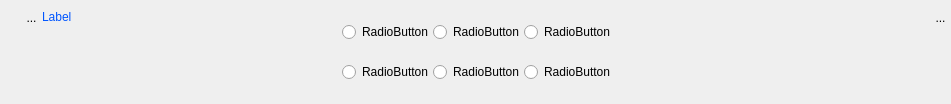
Qt form UiQT4/desWidget4a6RadioButton.ui (SalomePlatform/eficas_tools) before a commit.
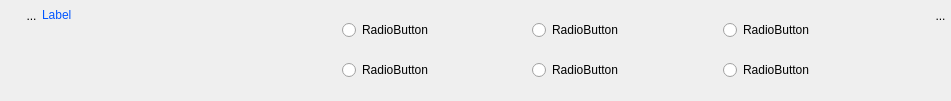
The same form after that commit. Icons and pictures are not drawn. Custom widgets are drawn as their Qt base class.

The edit to the form file:
```diff
--- a/UiQT4/desWidget4a6RadioButton.ui
+++ b/UiQT4/desWidget4a6RadioButton.ui
@@ -7,7 +7,7 @@
     <x>0</x>
     <y>0</y>
     <width>951</width>
-    <height>104</height>
+    <height>101</height>
    </rect>
   </property>
   <property name="sizePolicy">
@@ -31,22 +31,13 @@
   <property name="windowTitle">
    <string>Form</string>
   </property>
-  <layout class="QHBoxLayout" name="horizontalLayout_5">
+  <layout class="QHBoxLayout" name="horizontalLayout_3">
    <property name="spacing">
     <number>0</number>
    </property>
-   <property name="leftMargin">
+   <property name="margin">
     <number>0</number>
    </property>
-   <property name="topMargin">
-    <number>2</number>
-   </property>
-   <property name="rightMargin">
-    <number>0</number>
-   </property>
-   <property name="bottomMargin">
-    <number>2</number>
-   </property>
    <item>
     <layout class="QVBoxLayout" name="verticalLayout_3">
      <item>
@@ -161,59 +152,78 @@
     </layout>
    </item>
    <item>
-    <layout class="QVBoxLayout" name="verticalLayout">
-     <property name="spacing">
-      <number>0</number>
-     </property>
-     <item>
-      <layout class="QHBoxLayout" name="horizontalLayout_3">
-       <item>
+    <layout class="QGridLayout" name="gridLayout">
+     <item row="0" column="0">
         <widget class="QRadioButton" name="radioButton_1">
+       <property name="sizePolicy">
+        <sizepolicy hsizetype="MinimumExpanding" vsizetype="Fixed">
+         <horstretch>0</horstretch>
+         <verstretch>0</verstretch>
+        </sizepolicy>
+       </property>
          <property name="text">
           <string>RadioButton</string>
          </property>
         </widget>
        </item>
-       <item>
+     <item row="0" column="1">
         <widget class="QRadioButton" name="radioButton_2">
+       <property name="sizePolicy">
+        <sizepolicy hsizetype="MinimumExpanding" vsizetype="Fixed">
+         <horstretch>0</horstretch>
+         <verstretch>0</verstretch>
+        </sizepolicy>
+       </property>
          <property name="text">
           <string>RadioButton</string>
          </property>
         </widget>
        </item>
-       <item>
+     <item row="0" column="2">
         <widget class="QRadioButton" name="radioButton_3">
          <property name="text">
           <string>RadioButton</string>
          </property>
         </widget>
        </item>
-      </layout>
-     </item>
-     <item>
-      <layout class="QHBoxLayout" name="horizontalLayout_4">
-       <item>
+     <item row="1" column="0">
         <widget class="QRadioButton" name="radioButton_4">
+       <property name="sizePolicy">
+        <sizepolicy hsizetype="MinimumExpanding" vsizetype="Fixed">
+         <horstretch>0</horstretch>
+         <verstretch>0</verstretch>
+        </sizepolicy>
+       </property>
          <property name="text">
           <string>RadioButton</string>
          </property>
         </widget>
        </item>
-       <item>
+     <item row="1" column="1">
         <widget class="QRadioButton" name="radioButton_5">
+       <property name="sizePolicy">
+        <sizepolicy hsizetype="MinimumExpanding" vsizetype="Fixed">
+         <horstretch>0</horstretch>
+         <verstretch>0</verstretch>
+        </sizepolicy>
+       </property>
          <property name="text">
           <string>RadioButton</string>
          </property>
         </widget>
        </item>
-       <item>
+     <item row="1" column="2">
         <widget class="QRadioButton" name="radioButton_6">
+       <property name="sizePolicy">
+        <sizepolicy hsizetype="MinimumExpanding" vsizetype="Fixed">
+         <horstretch>0</horstretch>
+         <verstretch>0</verstretch>
+        </sizepolicy>
+       </property>
          <property name="text">
           <string>RadioButton</string>
          </property>
         </widget>
-       </item>
-      </layout>
      </item>
     </layout>
    </item>
@@ -224,9 +234,12 @@
        <property name="orientation">
         <enum>Qt::Horizontal</enum>
        </property>
+       <property name="sizeType">
+        <enum>QSizePolicy::Maximum</enum>
+       </property>
        <property name="sizeHint" stdset="0">
         <size>
-         <width>163</width>
+         <width>10</width>
          <height>20</height>
         </size>
        </property>
```
Left out of the diff: 1 changed line with no effect on the pictures. Lines whose indentation alone changed are shown as unchanged.
